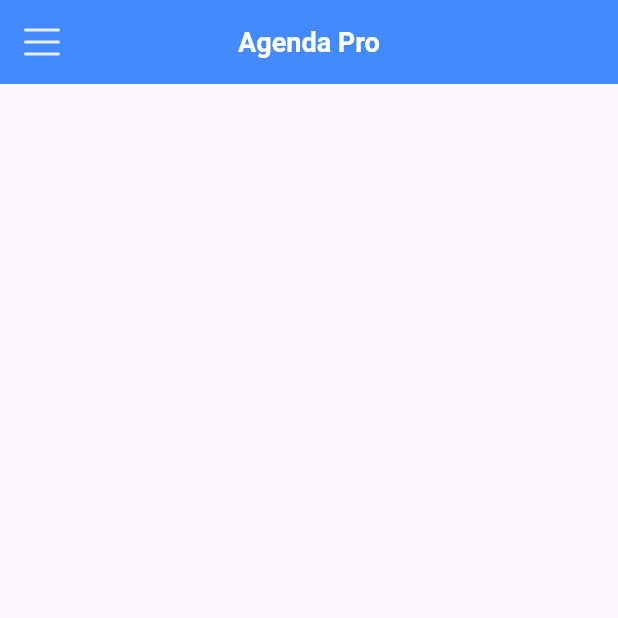
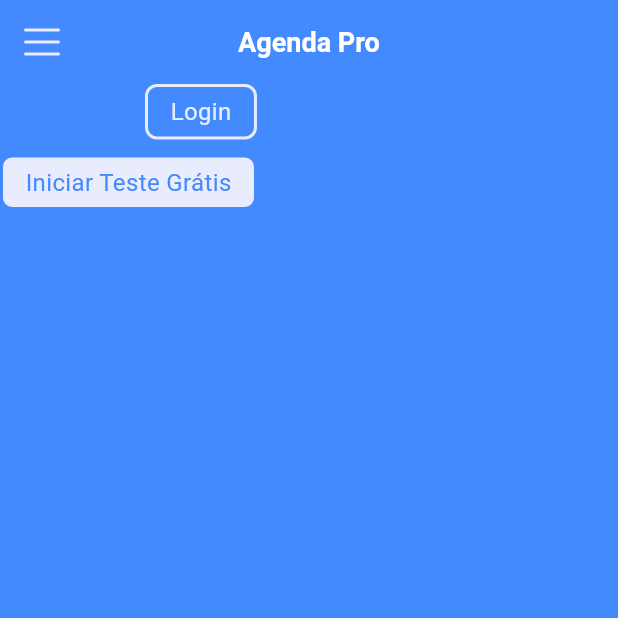
Before and after one commit to marrcoso/flutter_agenda_pro, a Flutter app: the screen it shows after launch, on a phone screen of 412 x 824 dp, the top half of it. Run offline on Flutter 3.47's test engine with Material 3 defaults, Android fonts, the phone set to English and light mode, and no system bars; our stand-ins replace phosphor_flutter.

Commit message:
Adicionando componente Button

```diff
--- /dev/null
+++ b/lib/components/Button.dart
@@ -0,0 +1,44 @@
+import 'package:flutter/material.dart';
+
+class Button extends StatelessWidget {
+  final String nome;
+  final Color corBorda;
+  final Color? corFundo;
+  final Color corTexto;
+
+  const Button({
+    super.key,
+    required this.nome,
+    required this.corBorda,
+    this.corFundo,
+    required this.corTexto,
+  });
+
+  @override
+  Widget build(BuildContext context) {
+    return GestureDetector(
+      onTap: () {},
+      child: Container(
+        decoration: BoxDecoration(
+          color: corFundo,
+          borderRadius: BorderRadius.circular(8),
+          border: Border.all(color: corBorda, width: 2.0),
+        ),
+        padding: EdgeInsetsGeometry.only(
+          left: 15,
+          right: 15,
+          top: 5,
+          bottom: 5,
+        ),
+        child: Text(
+          nome,
+          style: TextStyle(
+            color: corTexto,
+            fontSize: 16,
+            fontWeight: FontWeight.normal,
+          ),
+        ),
+      ),
+    );
+  }
+}
--- a/lib/pages/home.dart
+++ b/lib/pages/home.dart
@@ -1,4 +1,5 @@
 import 'package:flutter/material.dart';
+import 'package:flutter_agenda_pro/components/Button.dart';
 import 'package:phosphor_flutter/phosphor_flutter.dart';
 
 class HomePage extends StatelessWidget {
@@ -8,8 +9,26 @@ class HomePage extends StatelessWidget {
   Widget build(BuildContext context) {
     return Scaffold(
       appBar: appBar(),
-      body: Column(children: [
-
+      backgroundColor: Colors.blueAccent,
+      body: Column(
+        children: [
+          Column(
+            crossAxisAlignment: CrossAxisAlignment.end,
+            children: [
+              Button(
+                nome: 'Login',
+                corBorda: Color(0xffE9ECFC),
+                corTexto: Color(0xffE9ECFC),
+              ),
+              SizedBox(height: 10),
+              Button(
+                nome: 'Iniciar Teste Grátis',
+                corFundo: Color(0xffE9ECFC),
+                corTexto: Colors.blueAccent,
+                corBorda: Colors.blueAccent,
+              ),
+            ],
+          ),
         ],
       ),
     );
```
